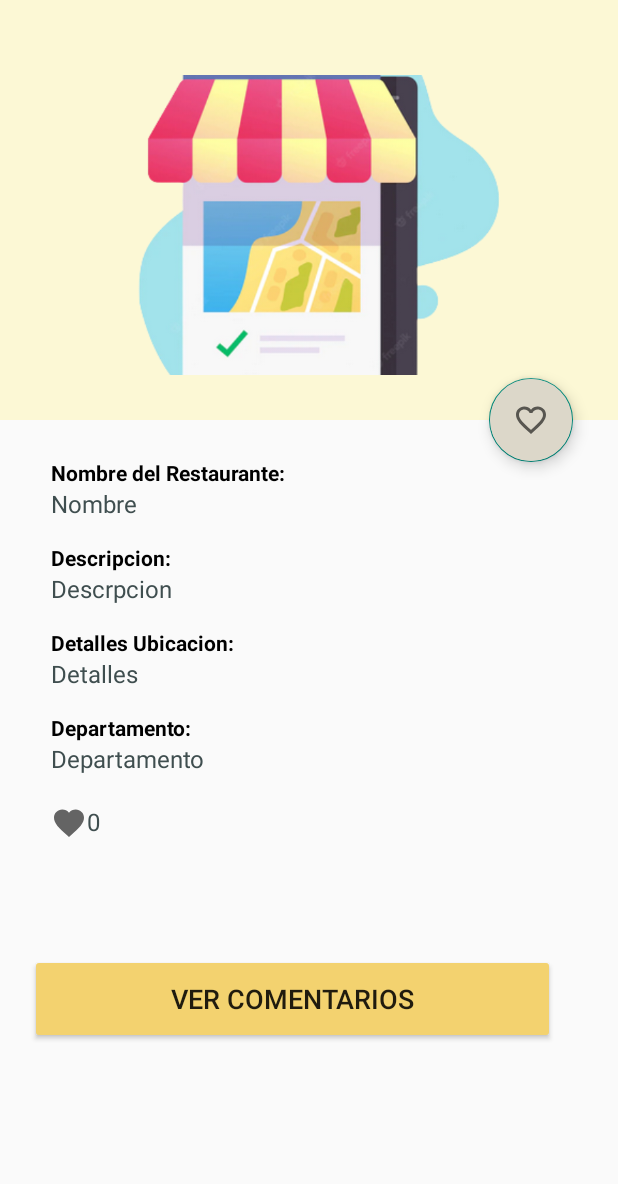
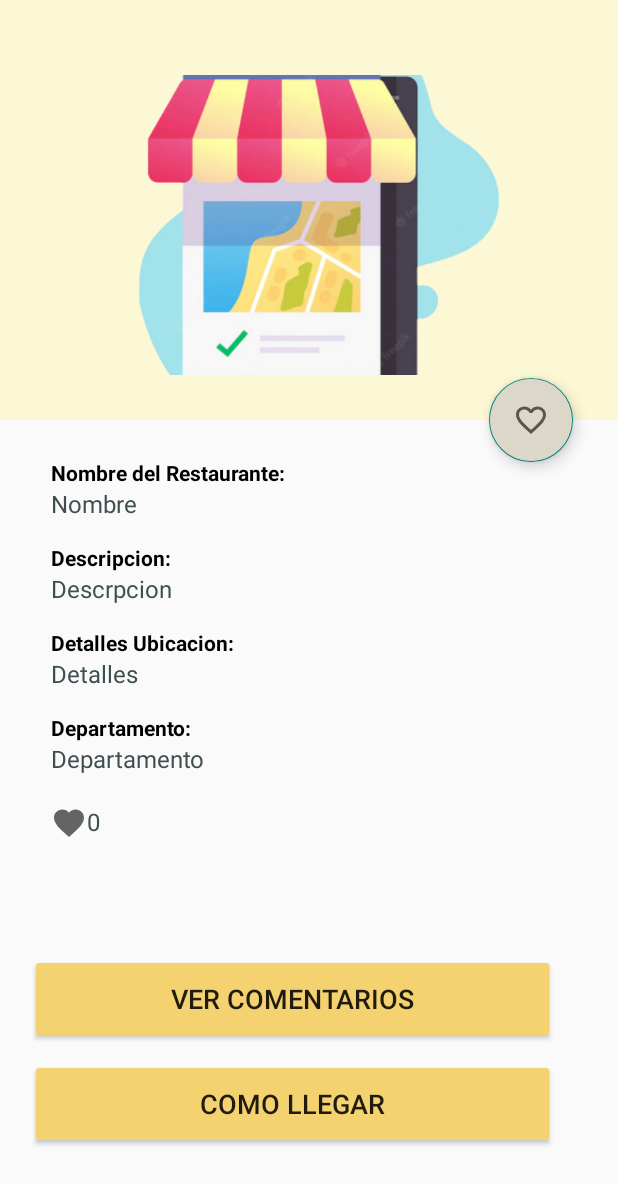
Before and after one commit to rey4800/App-Restaurant-IGF, an Android app: the layout activity_ver_restaurante.xml on its own in the app's theme, with its tools: preview values and no code run, on a phone screen of 412 x 824 dp. Shown: the top 1184 px of the screen. Run offline under Robolectric (Android 15) with nearby library versions, the phone set to English and light mode, and no system bars.

Commit message:
Se agrega boton de como llegar para ubicaciones de restaurantes

```diff
--- a/app/src/main/res/layout/activity_ver_restaurante.xml
+++ b/app/src/main/res/layout/activity_ver_restaurante.xml
@@ -169,6 +169,17 @@
                 android:text="Ver comentarios"
                 android:textSize="18sp" />
 
+            <Button
+                android:id="@+id/btnComoLlegar"
+                android:layout_width="350dp"
+                android:layout_height="60dp"
+                android:layout_marginTop="10dp"
+                android:backgroundTint="#F3D26F"
+                android:onClick="btnComoLlegar"
+                android:text="Como llegar"
+                android:textSize="18sp" />
+
+
         </LinearLayout>
 
     </androidx.core.widget.NestedScrollView>
```
Also changed, not shown: app/src/main/java/com/example/app_restaurant/VerRestauranteActivity.java (+6 -11 lines).
